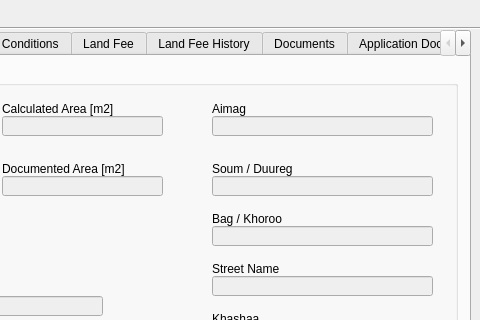
Old version of the form view/ContractDialog.ui in the repository teamlm2/lm2_mgis; both pictures show x 320 to 800 and y 0 to 320 of the 800 by 470 pixel window.
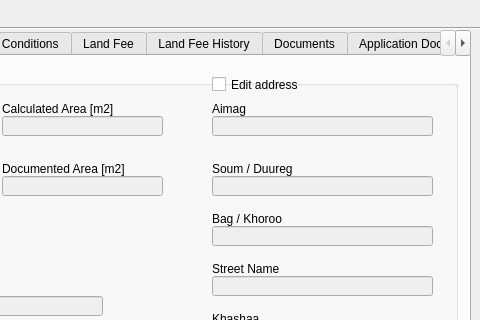
New version of the form. The open tabs and pages were chosen to show the change. Icons and pictures are not drawn.

What changed in the file:
```diff
--- a/view/ContractDialog.ui
+++ b/view/ContractDialog.ui
@@ -563,6 +563,19 @@
        <string>Parcel details will be populated automatically once an application was selected in the previous tab.</string>
       </property>
      </widget>
+     <widget class="QCheckBox" name="edit_address_chbox">
+      <property name="geometry">
+       <rect>
+        <x>510</x>
+        <y>10</y>
+        <width>211</width>
+        <height>17</height>
+       </rect>
+      </property>
+      <property name="text">
+       <string>Edit address</string>
+      </property>
+     </widget>
     </widget>
    </widget>
    <widget class="QWidget" name="tab_3">
```
